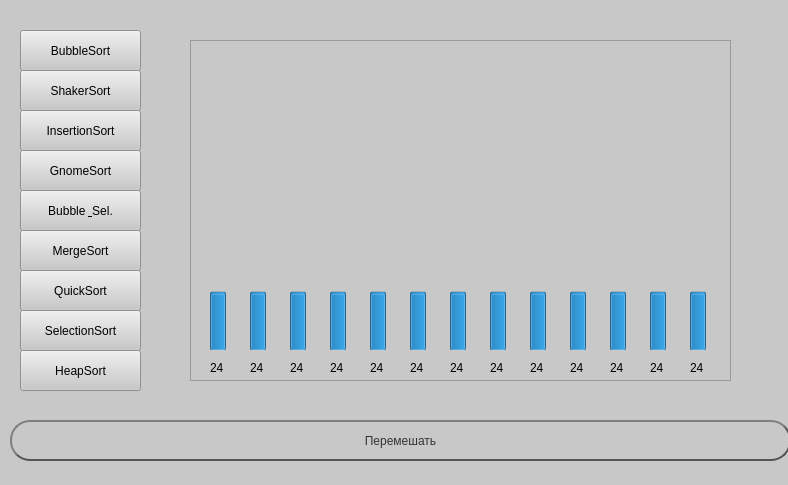
Before: the Qt Designer form mainwindow.ui in subconstruction/diploma-thesis, drawn with Qt 5.
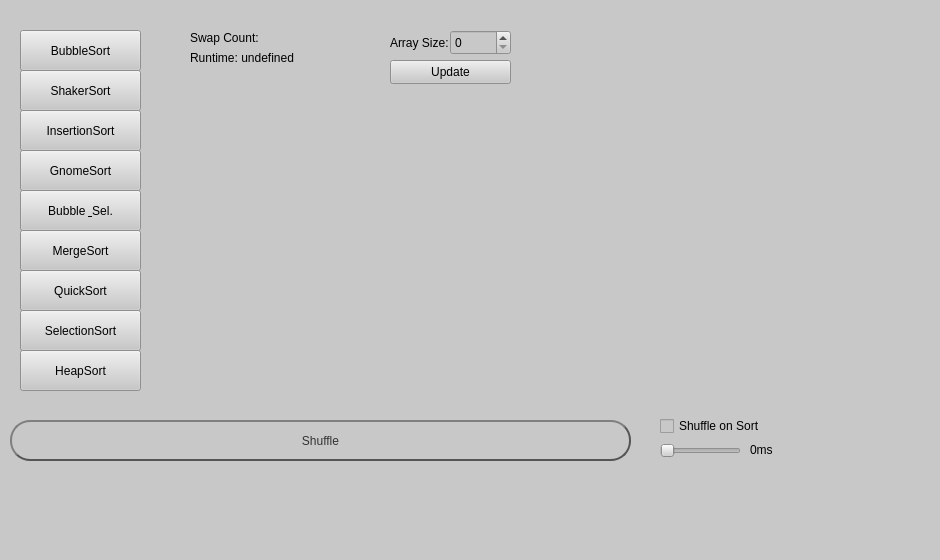
After: the same form once the commit is applied.

```diff
--- a/mainwindow.ui
+++ b/mainwindow.ui
@@ -6,8 +6,8 @@
    <rect>
     <x>0</x>
     <y>0</y>
-    <width>788</width>
-    <height>485</height>
+    <width>940</width>
+    <height>560</height>
    </rect>
   </property>
   <property name="sizePolicy">
@@ -165,7 +165,7 @@
      <rect>
       <x>10</x>
       <y>420</y>
-      <width>781</width>
+      <width>621</width>
       <height>41</height>
      </rect>
     </property>
@@ -198,488 +198,114 @@
     }</string>
     </property>
     <property name="text">
-     <string>Перемешать</string>
+     <string>Shuffle</string>
     </property>
    </widget>
-   <widget class="QGraphicsView" name="graphicsView">
+   <widget class="QCheckBox" name="shouldShuffle">
     <property name="geometry">
      <rect>
-      <x>190</x>
-      <y>40</y>
-      <width>541</width>
-      <height>341</height>
+      <x>660</x>
+      <y>415</y>
+      <width>111</width>
+      <height>22</height>
      </rect>
     </property>
-   </widget>
-   <widget class="QProgressBar" name="item_bar1">
-    <property name="enabled">
-     <bool>true</bool>
-    </property>
-    <property name="geometry">
-     <rect>
-      <x>210</x>
-      <y>120</y>
-      <width>16</width>
-      <height>231</height>
-     </rect>
-    </property>
-    <property name="styleSheet">
-     <string notr="true">border-color: #74c8ff;
-border-radius: 4px;</string>
-    </property>
-    <property name="value">
-     <number>24</number>
-    </property>
-    <property name="textVisible">
-     <bool>false</bool>
-    </property>
-    <property name="orientation">
-     <enum>Qt::Vertical</enum>
-    </property>
-   </widget>
-   <widget class="QProgressBar" name="item_bar2">
-    <property name="geometry">
-     <rect>
-      <x>250</x>
-      <y>120</y>
-      <width>16</width>
-      <height>231</height>
-     </rect>
-    </property>
-    <property name="styleSheet">
-     <string notr="true">border-color: #74c8ff;
-border-radius: 4px;</string>
-    </property>
-    <property name="value">
-     <number>24</number>
-    </property>
-    <property name="textVisible">
-     <bool>false</bool>
-    </property>
-    <property name="orientation">
-     <enum>Qt::Vertical</enum>
-    </property>
-   </widget>
-   <widget class="QProgressBar" name="item_bar3">
-    <property name="geometry">
-     <rect>
-      <x>290</x>
-      <y>120</y>
-      <width>16</width>
-      <height>231</height>
-     </rect>
-    </property>
-    <property name="styleSheet">
-     <string notr="true">border-color: #74c8ff;
-border-radius: 4px;</string>
-    </property>
-    <property name="value">
-     <number>24</number>
-    </property>
-    <property name="textVisible">
-     <bool>false</bool>
-    </property>
-    <property name="orientation">
-     <enum>Qt::Vertical</enum>
-    </property>
-   </widget>
-   <widget class="QProgressBar" name="item_bar4">
-    <property name="geometry">
-     <rect>
-      <x>330</x>
-      <y>120</y>
-      <width>16</width>
-      <height>231</height>
-     </rect>
-    </property>
-    <property name="styleSheet">
-     <string notr="true">border-color: #74c8ff;
-border-radius: 4px;</string>
-    </property>
-    <property name="value">
-     <number>24</number>
-    </property>
-    <property name="textVisible">
-     <bool>false</bool>
-    </property>
-    <property name="orientation">
-     <enum>Qt::Vertical</enum>
-    </property>
-   </widget>
-   <widget class="QProgressBar" name="item_bar5">
-    <property name="geometry">
-     <rect>
-      <x>370</x>
-      <y>120</y>
-      <width>16</width>
-      <height>231</height>
-     </rect>
-    </property>
-    <property name="styleSheet">
-     <string notr="true">border-color: #74c8ff;
-border-radius: 4px;</string>
-    </property>
-    <property name="value">
-     <number>24</number>
-    </property>
-    <property name="textVisible">
-     <bool>false</bool>
-    </property>
-    <property name="orientation">
-     <enum>Qt::Vertical</enum>
-    </property>
-   </widget>
-   <widget class="QProgressBar" name="item_bar6">
-    <property name="geometry">
-     <rect>
-      <x>410</x>
-      <y>120</y>
-      <width>16</width>
-      <height>231</height>
-     </rect>
-    </property>
-    <property name="styleSheet">
-     <string notr="true">border-color: #74c8ff;
-border-radius: 4px;</string>
-    </property>
-    <property name="value">
-     <number>24</number>
-    </property>
-    <property name="textVisible">
-     <bool>false</bool>
-    </property>
-    <property name="orientation">
-     <enum>Qt::Vertical</enum>
-    </property>
-   </widget>
-   <widget class="QProgressBar" name="item_bar7">
-    <property name="geometry">
-     <rect>
-      <x>450</x>
-      <y>120</y>
-      <width>16</width>
-      <height>231</height>
-     </rect>
-    </property>
-    <property name="styleSheet">
-     <string notr="true">border-color: #74c8ff;
-border-radius: 4px;</string>
-    </property>
-    <property name="value">
-     <number>24</number>
-    </property>
-    <property name="textVisible">
-     <bool>false</bool>
-    </property>
-    <property name="orientation">
-     <enum>Qt::Vertical</enum>
-    </property>
-   </widget>
-   <widget class="QProgressBar" name="item_bar8">
-    <property name="geometry">
-     <rect>
-      <x>490</x>
-      <y>120</y>
-      <width>16</width>
-      <height>231</height>
-     </rect>
-    </property>
-    <property name="styleSheet">
-     <string notr="true">border-color: #74c8ff;
-border-radius: 4px;</string>
-    </property>
-    <property name="value">
-     <number>24</number>
-    </property>
-    <property name="textVisible">
-     <bool>false</bool>
-    </property>
-    <property name="orientation">
-     <enum>Qt::Vertical</enum>
-    </property>
-   </widget>
-   <widget class="QProgressBar" name="item_bar9">
-    <property name="geometry">
-     <rect>
-      <x>530</x>
-      <y>120</y>
-      <width>16</width>
-      <height>231</height>
-     </rect>
-    </property>
-    <property name="styleSheet">
-     <string notr="true">border-color: #74c8ff;
-border-radius: 4px;</string>
-    </property>
-    <property name="value">
-     <number>24</number>
-    </property>
-    <property name="textVisible">
-     <bool>false</bool>
-    </property>
-    <property name="orientation">
-     <enum>Qt::Vertical</enum>
-    </property>
-   </widget>
-   <widget class="QProgressBar" name="item_bar10">
-    <property name="geometry">
-     <rect>
-      <x>570</x>
-      <y>120</y>
-      <width>16</width>
-      <height>231</height>
-     </rect>
-    </property>
-    <property name="styleSheet">
-     <string notr="true">border-color: #74c8ff;
-border-radius: 4px;</string>
-    </property>
-    <property name="value">
-     <number>24</number>
-    </property>
-    <property name="textVisible">
-     <bool>false</bool>
-    </property>
-    <property name="orientation">
-     <enum>Qt::Vertical</enum>
-    </property>
-   </widget>
-   <widget class="QProgressBar" name="item_bar11">
-    <property name="geometry">
-     <rect>
-      <x>610</x>
-      <y>120</y>
-      <width>16</width>
-      <height>231</height>
-     </rect>
-    </property>
-    <property name="styleSheet">
-     <string notr="true">border-color: #74c8ff;
-border-radius: 4px;</string>
-    </property>
-    <property name="value">
-     <number>24</number>
-    </property>
-    <property name="textVisible">
-     <bool>false</bool>
-    </property>
-    <property name="orientation">
-     <enum>Qt::Vertical</enum>
-    </property>
-   </widget>
-   <widget class="QProgressBar" name="item_bar12">
-    <property name="geometry">
-     <rect>
-      <x>650</x>
-      <y>120</y>
-      <width>16</width>
-      <height>231</height>
-     </rect>
-    </property>
-    <property name="styleSheet">
-     <string notr="true">border-color: #74c8ff;
-border-radius: 4px;</string>
-    </property>
-    <property name="value">
-     <number>24</number>
-    </property>
-    <property name="textVisible">
-     <bool>false</bool>
-    </property>
-    <property name="orientation">
-     <enum>Qt::Vertical</enum>
-    </property>
-   </widget>
-   <widget class="QProgressBar" name="item_bar13">
-    <property name="geometry">
-     <rect>
-      <x>690</x>
-      <y>120</y>
-      <width>16</width>
-      <height>231</height>
-     </rect>
-    </property>
-    <property name="styleSheet">
-     <string notr="true">border-color: #74c8ff;
-border-radius: 4px;</string>
-    </property>
-    <property name="value">
-     <number>24</number>
-    </property>
-    <property name="textVisible">
-     <bool>false</bool>
-    </property>
-    <property name="orientation">
-     <enum>Qt::Vertical</enum>
-    </property>
-   </widget>
-   <widget class="QLabel" name="item_label1">
-    <property name="geometry">
-     <rect>
-      <x>210</x>
-      <y>360</y>
-      <width>21</width>
-      <height>16</height>
-     </rect>
-    </property>
     <property name="text">
-     <string>24</string>
+     <string>Shuffle on Sort</string>
     </property>
    </widget>
    <widget class="QLabel" name="item_label2">
     <property name="geometry">
      <rect>
-      <x>250</x>
-      <y>360</y>
-      <width>21</width>
+      <x>190</x>
+      <y>30</y>
+      <width>171</width>
       <height>16</height>
      </rect>
     </property>
     <property name="text">
-     <string>24</string>
+     <string>Swap Count: </string>
     </property>
    </widget>
-   <widget class="QLabel" name="item_label3">
+   <widget class="QSlider" name="speed_slider">
     <property name="geometry">
      <rect>
-      <x>290</x>
-      <y>360</y>
-      <width>21</width>
-      <height>16</height>
+      <x>660</x>
+      <y>440</y>
+      <width>81</width>
+      <height>21</height>
      </rect>
     </property>
-    <property name="text">
-     <string>24</string>
+    <property name="maximum">
+     <number>100</number>
     </property>
+    <property name="orientation">
+     <enum>Qt::Horizontal</enum>
+    </property>
    </widget>
    <widget class="QLabel" name="item_label4">
     <property name="geometry">
      <rect>
-      <x>330</x>
-      <y>360</y>
-      <width>21</width>
-      <height>16</height>
+      <x>750</x>
+      <y>440</y>
+      <width>51</width>
+      <height>20</height>
      </rect>
     </property>
     <property name="text">
-     <string>24</string>
+     <string>0ms</string>
     </property>
    </widget>
    <widget class="QLabel" name="item_label5">
     <property name="geometry">
      <rect>
-      <x>370</x>
-      <y>360</y>
-      <width>21</width>
+      <x>190</x>
+      <y>50</y>
+      <width>161</width>
       <height>16</height>
      </rect>
     </property>
     <property name="text">
-     <string>24</string>
+     <string>Runtime: undefined</string>
     </property>
    </widget>
    <widget class="QLabel" name="item_label6">
     <property name="geometry">
      <rect>
-      <x>410</x>
-      <y>360</y>
-      <width>21</width>
+      <x>390</x>
+      <y>35</y>
+      <width>61</width>
       <height>16</height>
      </rect>
     </property>
     <property name="text">
-     <string>24</string>
+     <string>Array Size:</string>
     </property>
    </widget>
-   <widget class="QLabel" name="item_label7">
+   <widget class="QSpinBox" name="array_size_t">
     <property name="geometry">
      <rect>
       <x>450</x>
-      <y>360</y>
-      <width>21</width>
-      <height>16</height>
+      <y>30</y>
+      <width>61</width>
+      <height>25</height>
      </rect>
     </property>
-    <property name="text">
-     <string>24</string>
+    <property name="maximum">
+     <number>1000</number>
     </property>
    </widget>
-   <widget class="QLabel" name="item_label8">
+   <widget class="QPushButton" name="array_update">
     <property name="geometry">
      <rect>
-      <x>490</x>
-      <y>360</y>
-      <width>21</width>
-      <height>16</height>
+      <x>390</x>
+      <y>60</y>
+      <width>121</width>
+      <height>24</height>
      </rect>
     </property>
     <property name="text">
-     <string>24</string>
-    </property>
-   </widget>
-   <widget class="QLabel" name="item_label9">
-    <property name="geometry">
-     <rect>
-      <x>530</x>
-      <y>360</y>
-      <width>21</width>
-      <height>16</height>
-     </rect>
-    </property>
-    <property name="text">
-     <string>24</string>
-    </property>
-   </widget>
-   <widget class="QLabel" name="item_label10">
-    <property name="geometry">
-     <rect>
-      <x>570</x>
-      <y>360</y>
-      <width>21</width>
-      <height>16</height>
-     </rect>
-    </property>
-    <property name="text">
-     <string>24</string>
-    </property>
-   </widget>
-   <widget class="QLabel" name="item_label11">
-    <property name="geometry">
-     <rect>
-      <x>610</x>
-      <y>360</y>
-      <width>21</width>
-      <height>16</height>
-     </rect>
-    </property>
-    <property name="text">
-     <string>24</string>
-    </property>
-   </widget>
-   <widget class="QLabel" name="item_label12">
-    <property name="geometry">
-     <rect>
-      <x>650</x>
-      <y>360</y>
-      <width>21</width>
-      <height>16</height>
-     </rect>
-    </property>
-    <property name="text">
-     <string>24</string>
-    </property>
-   </widget>
-   <widget class="QLabel" name="item_label13">
-    <property name="geometry">
-     <rect>
-      <x>690</x>
-      <y>360</y>
-      <width>21</width>
-      <height>16</height>
-     </rect>
-    </property>
-    <property name="text">
-     <string>24</string>
+     <string>Update</string>
     </property>
    </widget>
   </widget>
```
Left out of the diff: 8 changed lines with no effect on the pictures.
